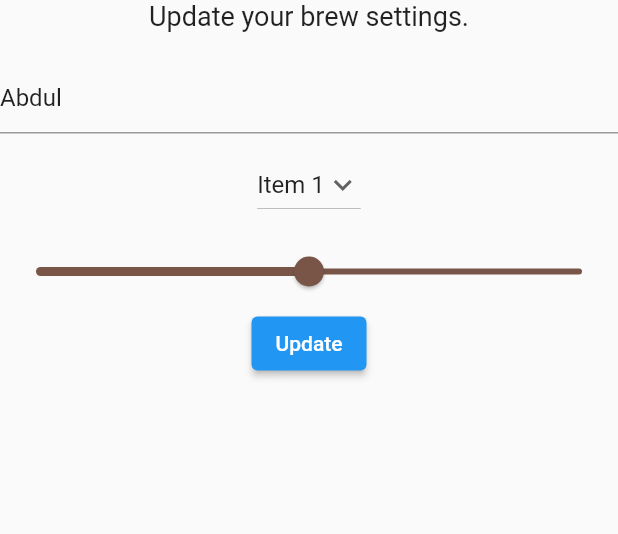
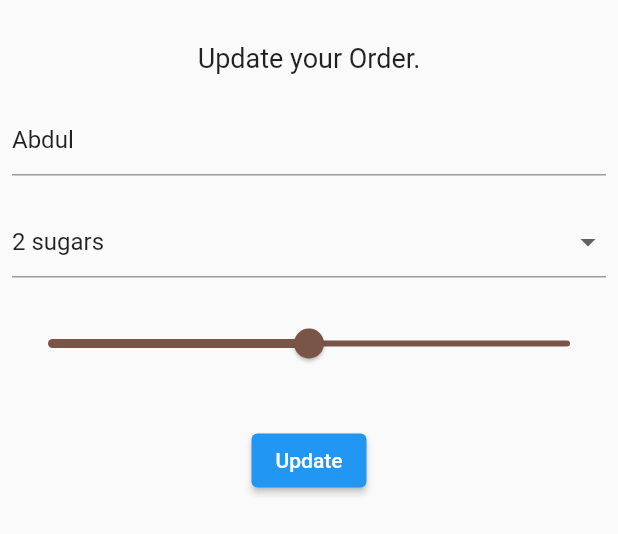
Before and after one commit to AbdulQadir98/TripEka-mobile, a Flutter app: the UpdateOrders widget shown alone on an empty page, opened directly, on a phone screen of 412 x 824 dp. Shown: the top 534 px of the screen. Run offline on Flutter 3.47's test engine with Material 2 defaults, Android fonts, the phone set to English and light mode, and no system bars; our stand-ins replace cloud_firestore, firebase_auth, firebase_core, flutter_signin_button, google_sign_in, shared_preferences; missing offline and left inert: auth; accounts and stored records are empty.

```diff
--- a/lib/screens/home/updateOrder.dart
+++ b/lib/screens/home/updateOrder.dart
@@ -13,7 +13,7 @@ class _UpdateOrdersState extends State<UpdateOrders> {
 
   // form values
   String _currentName = "Vili";
-  String _currentSugars = "20";
+  String _currentSugars = "2";
   int _currentStrength = 500;
 
   // hardcode values
@@ -21,59 +21,32 @@ class _UpdateOrdersState extends State<UpdateOrders> {
   String _sugars = "10";
   int _strength = 300;
 
-  // Example normal dropdown
-  String dropdownvalue = 'Item 1';
-  var items = [
-    'Item 1',
-    'Item 2',
-    'Item 3',
-    'Item 4',
-    'Item 5',
-  ];
-
   @override
   Widget build(BuildContext context) {
     return Form(
+      child: Padding(
+        padding: const EdgeInsets.all(8.0),
         child: Column(
           children: <Widget>[
+            SizedBox(height: 20.0),
             Text(
-            'Update your brew settings.',
+              'Update your Order.',
               style: TextStyle(fontSize: 18.0),
             ),
             SizedBox(height: 20.0),
             TextFormField(initialValue: _name),
-          SizedBox(height: 10.0),
-          // DropdownButtonFormField(
-          //   value: _currentSugars,
-          //   items: sugars.map((sugar) {
-          //     return DropdownMenuItem(
-          //       value: sugar,
-          //       child: Text('$sugar sugars'),
-          //     );
-          //   }).toList(),
-          //   onChanged: (val) => setState(() => _currentSugars = val),
-          // ),
-          DropdownButton(
-            // Initial Value
-            value: dropdownvalue,
-            // Down Arrow Icon
-            icon: const Icon(Icons.keyboard_arrow_down),
-            // Array list of items
-            items: items.map((String items) {
+            SizedBox(height: 20.0),
+            DropdownButtonFormField(
+              value: _currentSugars,
+              items: sugars.map((sugar) {
                 return DropdownMenuItem(
-                value: items,
-                child: Text(items),
+                  value: sugar,
+                  child: Text('$sugar sugars'),
                 );
               }).toList(),
-            // After selecting the desired option,it will
-            // change button value to selected value
-            onChanged: (String? newValue) {
-              setState(() {
-                dropdownvalue = newValue!;
-              });
-            },
+              onChanged: (String? val) => setState(() => _currentSugars = val!),
             ),
-          SizedBox(height: 10.0),
+            SizedBox(height: 20.0),
             Slider(
               value: (_currentStrength).toDouble(),
               activeColor: Colors.brown[_currentStrength],
@@ -81,8 +54,10 @@ class _UpdateOrdersState extends State<UpdateOrders> {
               min: 100.0,
               max: 900.0,
               divisions: 8,
-            onChanged: (val) => setState(() => _currentStrength = val.round()),
+              onChanged: (val) =>
+                  setState(() => _currentStrength = val.round()),
             ),
+            SizedBox(height: 30.0),
             ElevatedButton(
                 child: Text(
                   'Update',
@@ -91,6 +66,7 @@ class _UpdateOrdersState extends State<UpdateOrders> {
                 onPressed: () async {}),
           ],
         ),
+      ),
     );
   }
 }
```
Also changed, not shown: lib/screens/home/home.dart (+42 -9 lines), pubspec.yaml (+4 -3 lines), assets/images/colombo.jpg (added). Lines whose indentation alone changed are shown as unchanged.
